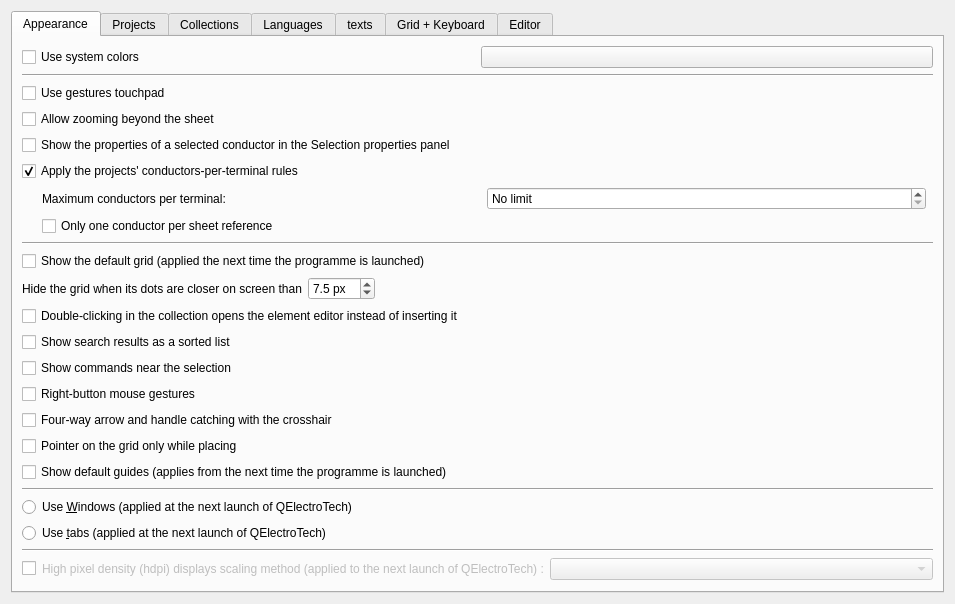
Old version of the form sources/ui/configpage/generalconfigurationpage.ui in the repository qelectrotech/qelectrotech-source-mirror.
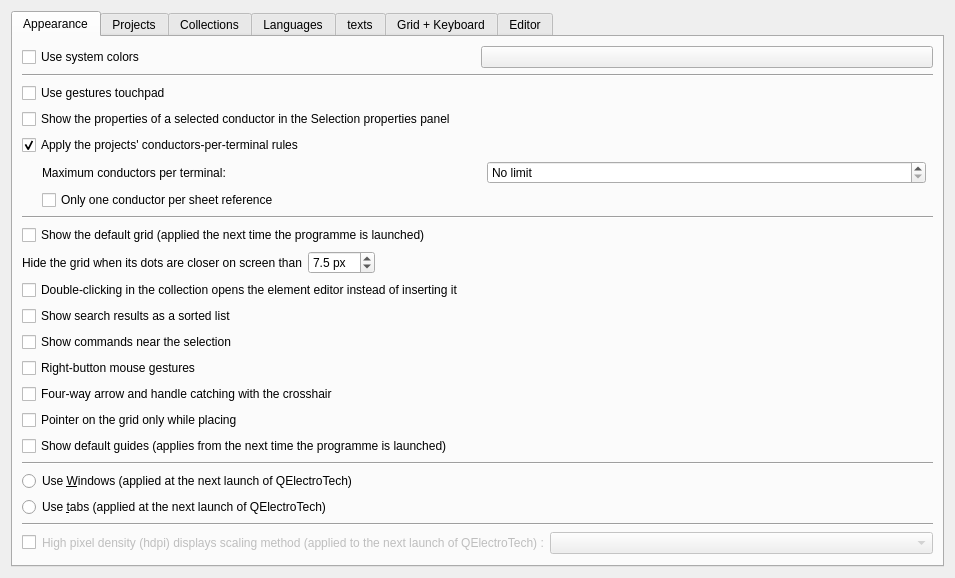
New version of the form. Custom widgets are drawn as their Qt base class.

Commit message:
Remove "Allow zooming beyond the sheet": always allowed
The view can always be zoomed out and scrolled beyond the sheet, and
the grid covers the whole workspace around it, as the option did when
ticked. Unticked (the default) the zoom stopped once the sheet fitted
the view, and the grid stopped at the sheet's border, which leaves
nothing to snap to outside it and makes the zoom feel stuck.

This changes the default for everyone who never ticked it; the option
is removed rather than its default flipped, as nothing is gained by
keeping the sheet-bound zoom.

Patch:
```diff
--- a/sources/ui/configpage/generalconfigurationpage.ui
+++ b/sources/ui/configpage/generalconfigurationpage.ui
@@ -56,13 +56,6 @@
          </property>
         </widget>
        </item>
-       <item>
-        <widget class="QCheckBox" name="m_zoom_out_beyond_folio">
-         <property name="text">
-          <string>Allow zooming beyond the sheet</string>
-         </property>
-        </widget>
-       </item>
        <item>
         <widget class="QCheckBox" name="m_conductor_properties_panel">
          <property name="text">
```
Left out of the diff: 1 changed line with no effect on the pictures. The commit also changes 37 other files.
